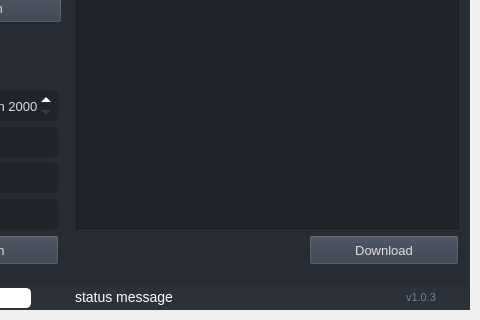
fit-project/fit-mail, file fit_mail/ui/mail.ui: the form before one commit; both pictures show x 320 to 800 and y 280 to 600 of the 800 by 600 pixel window.
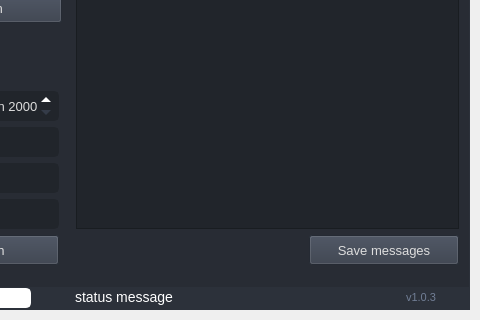
The form after the commit. Icons and pictures are not drawn.

What changed in the file:
```diff
--- a/fit_mail/ui/mail.ui
+++ b/fit_mail/ui/mail.ui
@@ -1582,7 +1582,7 @@
                            <enum>Qt::LeftToRight</enum>
                           </property>
                           <property name="text">
-                           <string>Download</string>
+                           <string>Save messages</string>
                           </property>
                           <property name="iconSize">
                            <size>
```
Left out of the diff: 52 changed lines with no effect on the pictures.
